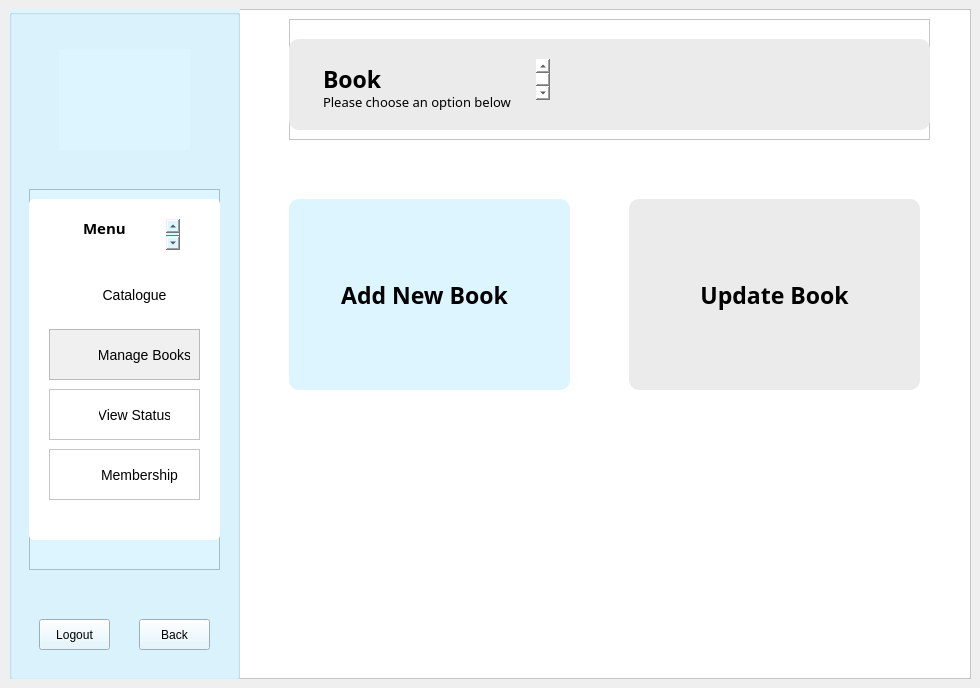
First picture: the form in LIS/adminmanagebooks.ui, repository TenacioussD/library_information_system, before the edit.
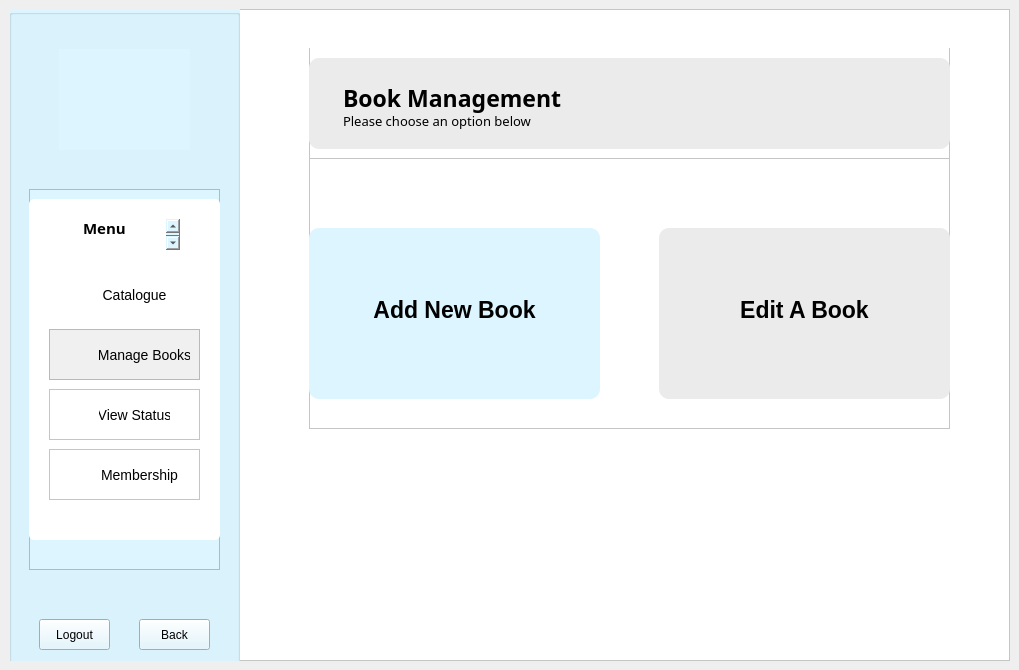
Second picture: the form after the edit. Icons and pictures are not drawn.

Commit message: ManageBooks page in progress

Diff of the .ui file:
```diff
--- a/LIS/adminmanagebooks.ui
+++ b/LIS/adminmanagebooks.ui
@@ -6,8 +6,8 @@
    <rect>
     <x>0</x>
     <y>0</y>
-    <width>980</width>
-    <height>688</height>
+    <width>1019</width>
+    <height>670</height>
    </rect>
   </property>
   <property name="windowTitle">
@@ -26,165 +26,6 @@
       <property name="frameShadow">
        <enum>QFrame::Raised</enum>
       </property>
-      <widget class="QFrame" name="heading">
-       <property name="geometry">
-        <rect>
-         <x>280</x>
-         <y>10</y>
-         <width>641</width>
-         <height>121</height>
-        </rect>
-       </property>
-       <property name="frameShape">
-        <enum>QFrame::StyledPanel</enum>
-       </property>
-       <property name="frameShadow">
-        <enum>QFrame::Raised</enum>
-       </property>
-       <widget class="QPlainTextEdit" name="plainTextEdit_2">
-        <property name="geometry">
-         <rect>
-          <x>0</x>
-          <y>20</y>
-          <width>641</width>
-          <height>91</height>
-         </rect>
-        </property>
-        <property name="styleSheet">
-         <string notr="true">background: rgb(235, 235, 235);
-border-radius: 10px;</string>
-        </property>
-        <property name="frameShadow">
-         <enum>QFrame::Raised</enum>
-        </property>
-        <property name="plainText">
-         <string/>
-        </property>
-       </widget>
-       <widget class="QPlainTextEdit" name="plainTextEdit_3">
-        <property name="geometry">
-         <rect>
-          <x>30</x>
-          <y>40</y>
-          <width>231</width>
-          <height>41</height>
-         </rect>
-        </property>
-        <property name="styleSheet">
-         <string notr="true">font-family: Baloo 2;
-font-weight: bold;
-font-size: 23px;
-background: transparent;</string>
-        </property>
-        <property name="frameShape">
-         <enum>QFrame::NoFrame</enum>
-        </property>
-        <property name="plainText">
-         <string>Book Management</string>
-        </property>
-       </widget>
-       <widget class="QPlainTextEdit" name="plainTextEdit_4">
-        <property name="geometry">
-         <rect>
-          <x>30</x>
-          <y>70</y>
-          <width>411</width>
-          <height>31</height>
-         </rect>
-        </property>
-        <property name="styleSheet">
-         <string notr="true">background: transparent;
-font-family: Baloo 2;
-font-size: 13px;</string>
-        </property>
-        <property name="frameShape">
-         <enum>QFrame::NoFrame</enum>
-        </property>
-        <property name="plainText">
-         <string>Please choose an option below</string>
-        </property>
-       </widget>
-      </widget>
-      <widget class="QFrame" name="frame_2">
-       <property name="geometry">
-        <rect>
-         <x>280</x>
-         <y>190</y>
-         <width>281</width>
-         <height>191</height>
-        </rect>
-       </property>
-       <property name="styleSheet">
-        <string notr="true">background: rgb(220, 245, 255);
-border-radius: 10px;
-border-color: black;</string>
-       </property>
-       <property name="frameShape">
-        <enum>QFrame::Box</enum>
-       </property>
-       <property name="frameShadow">
-        <enum>QFrame::Raised</enum>
-       </property>
-       <widget class="QPushButton" name="newBook">
-        <property name="geometry">
-         <rect>
-          <x>50</x>
-          <y>70</y>
-          <width>171</width>
-          <height>51</height>
-         </rect>
-        </property>
-        <property name="styleSheet">
-         <string notr="true">font-family: Baloo 2;
-font-weight: bold;
-font-size: 23px;
-background: transparent;</string>
-        </property>
-        <property name="text">
-         <string>Add New Book</string>
-        </property>
-       </widget>
-      </widget>
-      <widget class="QFrame" name="frame_3">
-       <property name="geometry">
-        <rect>
-         <x>620</x>
-         <y>190</y>
-         <width>291</width>
-         <height>191</height>
-        </rect>
-       </property>
-       <property name="styleSheet">
-        <string notr="true">background: rgb(235, 235, 235);
-border-radius: 10px;
-border-color: black;</string>
-       </property>
-       <property name="frameShape">
-        <enum>QFrame::Box</enum>
-       </property>
-       <property name="frameShadow">
-        <enum>QFrame::Raised</enum>
-       </property>
-       <widget class="QPushButton" name="updateBook">
-        <property name="geometry">
-         <rect>
-          <x>70</x>
-          <y>70</y>
-          <width>151</width>
-          <height>51</height>
-         </rect>
-        </property>
-        <property name="styleSheet">
-         <string notr="true">font-family: Baloo 2;
-font-weight: bold;
-font-size: 23px;
-background: transparent;</string>
-        </property>
-        <property name="text">
-         <string>Update Book</string>
-        </property>
-       </widget>
-      </widget>
       <widget class="QGroupBox" name="menuPanel">
        <property name="geometry">
         <rect>
@@ -572,6 +413,449 @@
         </property>
        </widget>
       </widget>
+      <widget class="QStackedWidget" name="stackedWidget">
+       <property name="geometry">
+        <rect>
+         <x>300</x>
+         <y>19</y>
+         <width>641</width>
+         <height>581</height>
+        </rect>
+       </property>
+       <property name="currentIndex">
+        <number>1</number>
+       </property>
+       <widget class="QWidget" name="page_2">
+        <widget class="QFrame" name="heading_3">
+         <property name="geometry">
+          <rect>
+           <x>0</x>
+           <y>10</y>
+           <width>641</width>
+           <height>121</height>
+          </rect>
+         </property>
+         <property name="frameShape">
+          <enum>QFrame::StyledPanel</enum>
+         </property>
+         <property name="frameShadow">
+          <enum>QFrame::Raised</enum>
+         </property>
+         <widget class="QPlainTextEdit" name="plainTextEdit_9">
+          <property name="geometry">
+           <rect>
+            <x>0</x>
+            <y>20</y>
+            <width>641</width>
+            <height>91</height>
+           </rect>
+          </property>
+          <property name="styleSheet">
+           <string notr="true">background: rgb(235, 235, 235);
+border-radius: 10px;</string>
+          </property>
+          <property name="frameShadow">
+           <enum>QFrame::Raised</enum>
+          </property>
+          <property name="plainText">
+           <string/>
+          </property>
+         </widget>
+         <widget class="QPlainTextEdit" name="plainTextEdit_10">
+          <property name="geometry">
+           <rect>
+            <x>30</x>
+            <y>40</y>
+            <width>231</width>
+            <height>41</height>
+           </rect>
+          </property>
+          <property name="styleSheet">
+           <string notr="true">font-family: Baloo 2;
+font-weight: bold;
+font-size: 23px;
+background: transparent;</string>
+          </property>
+          <property name="frameShape">
+           <enum>QFrame::NoFrame</enum>
+          </property>
+          <property name="plainText">
+           <string>Add New Book</string>
+          </property>
+         </widget>
+         <widget class="QPlainTextEdit" name="plainTextEdit_11">
+          <property name="geometry">
+           <rect>
+            <x>30</x>
+            <y>70</y>
+            <width>411</width>
+            <height>31</height>
+           </rect>
+          </property>
+          <property name="styleSheet">
+           <string notr="true">background: transparent;
+font-family: Baloo 2;
+font-size: 13px;</string>
+          </property>
+          <property name="frameShape">
+           <enum>QFrame::NoFrame</enum>
+          </property>
+          <property name="plainText">
+           <string>Please enter the book's information below</string>
+          </property>
+         </widget>
+        </widget>
+        <widget class="QFrame" name="frame_9">
+         <property name="geometry">
+          <rect>
+           <x>60</x>
+           <y>180</y>
+           <width>531</width>
+           <height>271</height>
+          </rect>
+         </property>
+         <property name="frameShape">
+          <enum>QFrame::StyledPanel</enum>
+         </property>
+         <property name="frameShadow">
+          <enum>QFrame::Raised</enum>
+         </property>
+         <widget class="QLineEdit" name="lineEdit_title">
+          <property name="geometry">
+           <rect>
+            <x>0</x>
+            <y>50</y>
+            <width>531</width>
+            <height>31</height>
+           </rect>
+          </property>
+          <property name="styleSheet">
+           <string notr="true">border: 0.5px solid black;
+border-radius: 5px;
+background: rgb(229, 229, 229);</string>
+          </property>
+         </widget>
+         <widget class="QLabel" name="label_2">
+          <property name="geometry">
+           <rect>
+            <x>0</x>
+            <y>20</y>
+            <width>71</width>
+            <height>16</height>
+           </rect>
+          </property>
+          <property name="styleSheet">
+           <string notr="true">font-family: Baloo 2;
+font-weight: bold;</string>
+          </property>
+          <property name="text">
+           <string>Book Title</string>
+          </property>
+         </widget>
+         <widget class="QLabel" name="label_3">
+          <property name="geometry">
+           <rect>
+            <x>0</x>
+            <y>110</y>
+            <width>71</width>
+            <height>16</height>
+           </rect>
+          </property>
+          <property name="styleSheet">
+           <string notr="true">font-family: Baloo 2;
+font-weight: bold;</string>
+          </property>
+          <property name="text">
+           <string>Book Author</string>
+          </property>
+         </widget>
+         <widget class="QLineEdit" name="lineEdit_author">
+          <property name="geometry">
+           <rect>
+            <x>0</x>
+            <y>140</y>
+            <width>531</width>
+            <height>31</height>
+           </rect>
+          </property>
+          <property name="styleSheet">
+           <string notr="true">border: 0.5px solid black;
+border-radius: 5px;
+background: rgb(229, 229, 229);</string>
+          </property>
+         </widget>
+         <widget class="QPushButton" name="image">
+          <property name="geometry">
+           <rect>
+            <x>0</x>
+            <y>210</y>
+            <width>231</width>
+            <height>31</height>
+           </rect>
+          </property>
+          <property name="styleSheet">
+           <string notr="true">QPushButton {
+background-color:rgb(220, 245, 255);
+font-size: 14px;
+}
+
+QPushButton:hover {
+	color: rgb(106, 146, 255);
+}</string>
+          </property>
+          <property name="text">
+           <string>Upload Image</string>
+          </property>
+         </widget>
+         <widget class="QPushButton" name="confirm">
+          <property name="geometry">
+           <rect>
+            <x>300</x>
+            <y>210</y>
+            <width>231</width>
+            <height>31</height>
+           </rect>
+          </property>
+          <property name="styleSheet">
+           <string notr="true">QPushButton {
+background-color:rgb(220, 245, 255);
+font-size: 14px;
+}
+
+QPushButton:hover {
+	color: rgb(106, 146, 255);
+}</string>
+          </property>
+          <property name="text">
+           <string>Confirm Book Details</string>
+          </property>
+         </widget>
+        </widget>
+       </widget>
+       <widget class="QWidget" name="page_1">
+        <widget class="QFrame" name="frame_4">
+         <property name="geometry">
+          <rect>
+           <x>0</x>
+           <y>20</y>
+           <width>641</width>
+           <height>381</height>
+          </rect>
+         </property>
+         <property name="frameShape">
+          <enum>QFrame::StyledPanel</enum>
+         </property>
+         <property name="frameShadow">
+          <enum>QFrame::Raised</enum>
+         </property>
+         <widget class="QFrame" name="heading_2">
+          <property name="geometry">
+           <rect>
+            <x>0</x>
+            <y>-10</y>
+            <width>641</width>
+            <height>121</height>
+           </rect>
+          </property>
+          <property name="frameShape">
+           <enum>QFrame::StyledPanel</enum>
+          </property>
+          <property name="frameShadow">
+           <enum>QFrame::Raised</enum>
+          </property>
+          <widget class="QPlainTextEdit" name="plainTextEdit_5">
+           <property name="geometry">
+            <rect>
+             <x>0</x>
+             <y>20</y>
+             <width>641</width>
+             <height>91</height>
+            </rect>
+           </property>
+           <property name="styleSheet">
+            <string notr="true">background: rgb(235, 235, 235);
+border-radius: 10px;</string>
+           </property>
+           <property name="frameShadow">
+            <enum>QFrame::Raised</enum>
+           </property>
+           <property name="plainText">
+            <string/>
+           </property>
+          </widget>
+          <widget class="QPlainTextEdit" name="plainTextEdit_7">
+           <property name="geometry">
+            <rect>
+             <x>30</x>
+             <y>40</y>
+             <width>231</width>
+             <height>41</height>
+            </rect>
+           </property>
+           <property name="styleSheet">
+            <string notr="true">font-family: Baloo 2;
+font-weight: bold;
+font-size: 23px;
+background: transparent;</string>
+           </property>
+           <property name="frameShape">
+            <enum>QFrame::NoFrame</enum>
+           </property>
+           <property name="plainText">
+            <string>Book Management</string>
+           </property>
+          </widget>
+          <widget class="QPlainTextEdit" name="plainTextEdit_8">
+           <property name="geometry">
+            <rect>
+             <x>30</x>
+             <y>70</y>
+             <width>411</width>
+             <height>31</height>
+            </rect>
+           </property>
+           <property name="styleSheet">
+            <string notr="true">background: transparent;
+font-family: Baloo 2;
+font-size: 13px;</string>
+           </property>
+           <property name="frameShape">
+            <enum>QFrame::NoFrame</enum>
+           </property>
+           <property name="plainText">
+            <string>Please choose an option below</string>
+           </property>
+          </widget>
+         </widget>
+         <widget class="QFrame" name="frame_5">
+          <property name="geometry">
+           <rect>
+            <x>0</x>
+            <y>180</y>
+            <width>291</width>
+            <height>171</height>
+           </rect>
+          </property>
+          <property name="styleSheet">
+           <string notr="true">background: rgb(220, 245, 255);
+border-radius: 10px;
+border-color: black;</string>
+          </property>
+          <property name="frameShape">
+           <enum>QFrame::Box</enum>
+          </property>
+          <property name="frameShadow">
+           <enum>QFrame::Raised</enum>
+          </property>
+          <widget class="QFrame" name="frame_2">
+           <property name="geometry">
+            <rect>
+             <x>0</x>
+             <y>60</y>
+             <width>291</width>
+             <height>51</height>
+            </rect>
+           </property>
+           <property name="frameShape">
+            <enum>QFrame::StyledPanel</enum>
+           </property>
+           <property name="frameShadow">
+            <enum>QFrame::Raised</enum>
+           </property>
+           <widget class="QPushButton" name="add_Book">
+            <property name="geometry">
+             <rect>
+              <x>0</x>
+              <y>10</y>
+              <width>291</width>
+              <height>24</height>
+             </rect>
+            </property>
+            <property name="styleSheet">
+             <string notr="true">QPushButton {
+border: none;
+font-weight: bold;
+font-size: 23px;
+}
+
+QPushButton:hover {
+	color: rgb(106, 146, 255);
+}
+</string>
+            </property>
+            <property name="text">
+             <string>Add New Book</string>
+            </property>
+           </widget>
+          </widget>
+         </widget>
+         <widget class="QFrame" name="frame_6">
+          <property name="geometry">
+           <rect>
+            <x>350</x>
+            <y>180</y>
+            <width>291</width>
+            <height>171</height>
+           </rect>
+          </property>
+          <property name="styleSheet">
+           <string notr="true">background: rgb(235, 235, 235);
+border-radius: 10px;
+border-color: black;
+
+QFrame::Raised</string>
+          </property>
+          <property name="frameShape">
+           <enum>QFrame::Box</enum>
+          </property>
+          <property name="frameShadow">
+           <enum>QFrame::Raised</enum>
+          </property>
+          <widget class="QFrame" name="frame_8">
+           <property name="geometry">
+            <rect>
+             <x>0</x>
+             <y>60</y>
+             <width>291</width>
+             <height>51</height>
+            </rect>
+           </property>
+           <property name="frameShape">
+            <enum>QFrame::StyledPanel</enum>
+           </property>
+           <property name="frameShadow">
+            <enum>QFrame::Raised</enum>
+           </property>
+           <widget class="QPushButton" name="add_Book_3">
+            <property name="geometry">
+             <rect>
+              <x>0</x>
+              <y>10</y>
+              <width>291</width>
+              <height>24</height>
+             </rect>
+            </property>
+            <property name="styleSheet">
+             <string notr="true">QPushButton {
+border: none;
+font-weight: bold;
+font-size: 23px;
+}
+
+QPushButton:hover {
+	color: rgb(106, 146, 255);
+}
+</string>
+            </property>
+            <property name="text">
+             <string>Edit A Book</string>
+            </property>
+           </widget>
+          </widget>
+         </widget>
+        </widget>
+       </widget>
+      </widget>
      </widget>
     </item>
    </layout>
```
Left out of the diff: 10 changed lines with no effect on the pictures. The commit also changes 9 other files.
